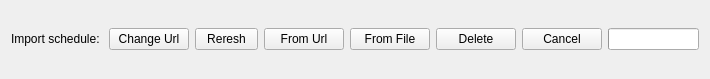
The window that src/gui/importschedulewidget.ui (edulix/confclerk) describes before a commit, drawn with Qt 5.
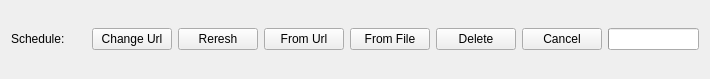
The same window after the commit.

Commit message: make label shorter to place all required buttons

```diff
--- a/src/gui/importschedulewidget.ui
+++ b/src/gui/importschedulewidget.ui
@@ -31,7 +31,7 @@
         </sizepolicy>
        </property>
        <property name="text">
-        <string>Import schedule: </string>
+        <string>Schedule:</string>
        </property>
       </widget>
      </item>
```
The commit also changes 1 other file.
